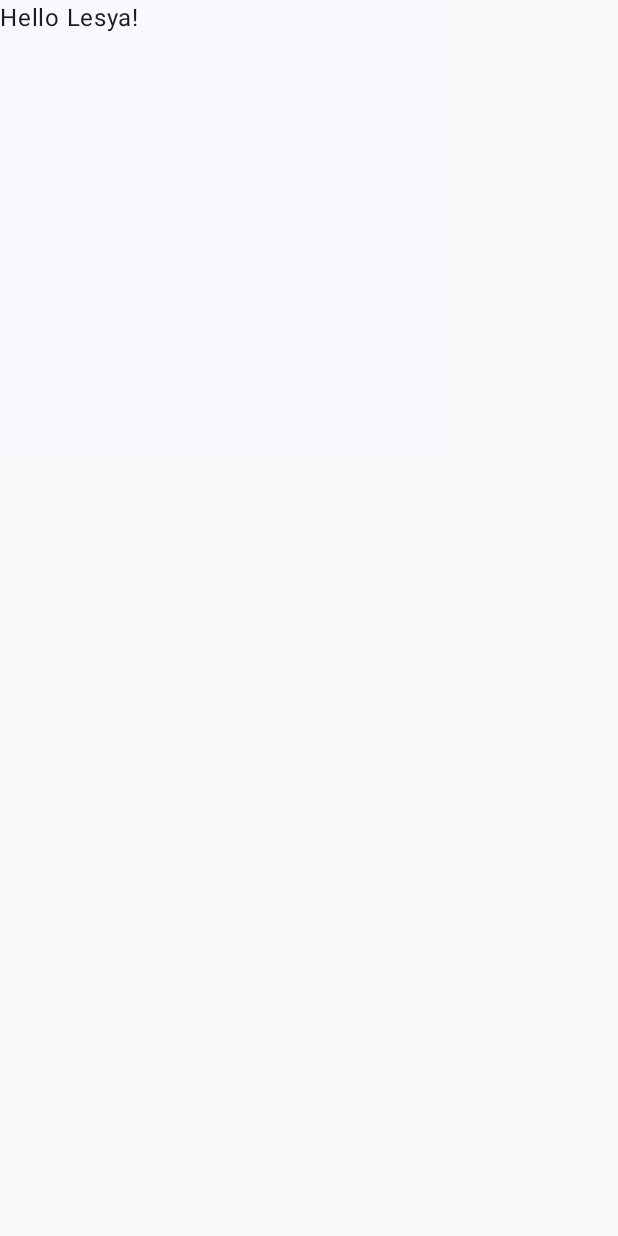
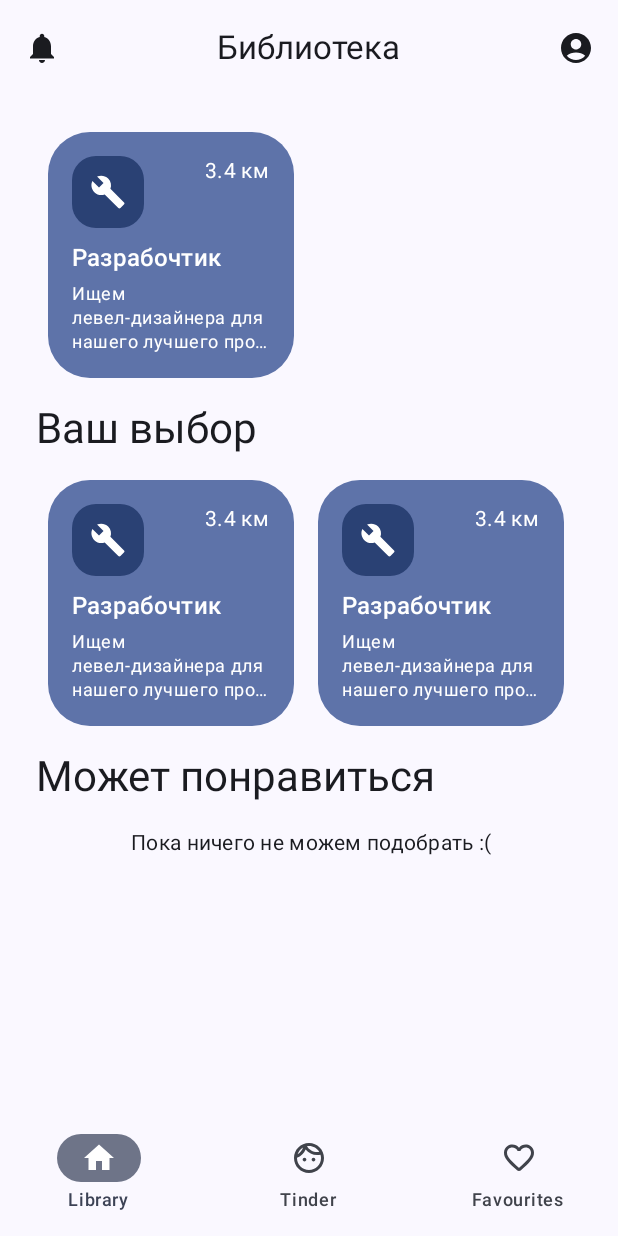
Before and after one commit to Shindze/TeamFinderKotlin, an Android app built with Jetpack Compose: the screen it shows after launch (MainActivity), on a phone screen of 412 x 824 dp. Before the commit the screen is almost empty. Run offline under Robolectric (Android 15) with nearby library versions, the phone set to English and light mode, and no system bars; our stand-ins replace accompanist.

Commit message:
ADD: library screen
Used a Material Design 3

```diff
--- a/app/build.gradle.kts
+++ b/app/build.gradle.kts
@@ -51,6 +51,7 @@ android {
 
 dependencies {
 
+    implementation("com.google.accompanist:accompanist-systemuicontroller:0.30.1")
     implementation("androidx.core:core-ktx:1.9.0")
     implementation("androidx.lifecycle:lifecycle-runtime-ktx:2.6.1")
     implementation("androidx.activity:activity-compose:1.7.0")
--- a/app/src/main/java/com/example/teamfinder/MainActivity.kt
+++ b/app/src/main/java/com/example/teamfinder/MainActivity.kt
@@ -4,40 +4,21 @@ import android.annotation.SuppressLint
 import android.os.Bundle
 import androidx.activity.ComponentActivity
 import androidx.activity.compose.setContent
-import androidx.compose.foundation.background
-import androidx.compose.foundation.layout.size
-import androidx.compose.material3.ExperimentalMaterial3Api
+import androidx.compose.foundation.isSystemInDarkTheme
 import androidx.compose.material3.MaterialTheme
-import androidx.compose.material3.Scaffold
-import androidx.compose.material3.Text
-import androidx.compose.runtime.Composable
-import androidx.compose.ui.Modifier
 import androidx.compose.ui.graphics.Color
-import androidx.compose.ui.unit.dp
+import com.example.teamfinder.screens.LibraryScreen
 import com.example.teamfinder.ui.theme.TeamFinderTheme
+import com.google.accompanist.systemuicontroller.rememberSystemUiController
 
 class MainActivity : ComponentActivity() {
-    @OptIn(ExperimentalMaterial3Api::class)
     @SuppressLint("UnusedMaterial3ScaffoldPaddingParameter")
     override fun onCreate(savedInstanceState: Bundle?) {
         super.onCreate(savedInstanceState)
         setContent {
             TeamFinderTheme {
-                Scaffold(
-                    modifier = Modifier
-                        .background(color = MaterialTheme.colorScheme.background)
-                        .size(size = 300.dp)
-                ) {
-                    Greeting("Lesya")
-                }
+                LibraryScreen()
             }
         }
     }
 }
-
-@Composable
-fun Greeting(name: String, modifier: Modifier = Modifier) {
-    Text(
-        text = "Hello $name!", modifier = modifier
-    )
-}
--- /dev/null
+++ b/app/src/main/java/com/example/teamfinder/screens/LibraryScreen.kt
@@ -0,0 +1,263 @@
+package com.example.teamfinder.screens
+
+import androidx.compose.foundation.background
+import androidx.compose.foundation.horizontalScroll
+import androidx.compose.foundation.isSystemInDarkTheme
+import androidx.compose.foundation.layout.Arrangement
+import androidx.compose.foundation.layout.Box
+import androidx.compose.foundation.layout.Column
+import androidx.compose.foundation.layout.Row
+import androidx.compose.foundation.layout.fillMaxSize
+import androidx.compose.foundation.layout.fillMaxWidth
+import androidx.compose.foundation.layout.padding
+import androidx.compose.foundation.layout.size
+import androidx.compose.foundation.layout.wrapContentSize
+import androidx.compose.foundation.rememberScrollState
+import androidx.compose.foundation.shape.RoundedCornerShape
+import androidx.compose.material.*
+import androidx.compose.material.icons.Icons
+import androidx.compose.material.icons.filled.*
+import androidx.compose.material.icons.outlined.Face
+import androidx.compose.material.icons.outlined.Home
+import androidx.compose.material.icons.rounded.FavoriteBorder
+import androidx.compose.material3.CenterAlignedTopAppBar
+import androidx.compose.material3.ExperimentalMaterial3Api
+import androidx.compose.material3.Icon
+import androidx.compose.material3.IconButton
+import androidx.compose.material3.MaterialTheme
+import androidx.compose.material3.NavigationBar
+import androidx.compose.material3.NavigationBarItem
+import androidx.compose.material3.Scaffold
+import androidx.compose.material3.Text
+import androidx.compose.material3.TopAppBarDefaults
+import androidx.compose.runtime.Composable
+import androidx.compose.runtime.getValue
+import androidx.compose.runtime.mutableStateOf
+import androidx.compose.runtime.saveable.rememberSaveable
+import androidx.compose.runtime.setValue
+import androidx.compose.ui.Alignment
+import androidx.compose.ui.Modifier
+import androidx.compose.ui.draw.clip
+import androidx.compose.ui.graphics.Color
+import androidx.compose.ui.graphics.vector.ImageVector
+import androidx.compose.ui.text.style.TextAlign
+import androidx.compose.ui.text.style.TextOverflow
+import androidx.compose.ui.unit.dp
+import com.google.accompanist.systemuicontroller.rememberSystemUiController
+
+data class BottomNavItem(
+    val title: String,
+    val selectedIcon: ImageVector,
+    val unselectedIcon: ImageVector,
+)
+
+@OptIn(ExperimentalMaterial3Api::class)
+@Composable
+fun LibraryScreen() {
+    var selectedItemIndex by rememberSaveable {
+        mutableStateOf(0)
+    }
+    val items = listOf(
+        BottomNavItem(
+            title = "Library",
+            selectedIcon = Icons.Filled.Home,
+            unselectedIcon = Icons.Outlined.Home
+        ),
+        BottomNavItem(
+            title = "Tinder",
+            selectedIcon = Icons.Filled.Face,
+            unselectedIcon = Icons.Outlined.Face
+        ),
+        BottomNavItem(
+            title = "Favourites",
+            selectedIcon = Icons.Filled.Favorite,
+            unselectedIcon = Icons.Rounded.FavoriteBorder
+        )
+    )
+
+    val systemUiController = rememberSystemUiController()
+    if (isSystemInDarkTheme()) {
+        systemUiController.setSystemBarsColor(
+            color = MaterialTheme.colorScheme.surface
+        )
+    } else {
+        systemUiController.setSystemBarsColor(
+            color = Color.Red
+        )
+    }
+
+    Scaffold(
+        Modifier
+            .fillMaxSize(),
+        containerColor = MaterialTheme.colorScheme.background,
+        topBar = {
+            CenterAlignedTopAppBar(
+                colors = TopAppBarDefaults.centerAlignedTopAppBarColors(containerColor = MaterialTheme.colorScheme.surface),
+                navigationIcon = {
+                    IconButton(onClick = {}) {
+                        Icon(
+                            imageVector = Icons.Filled.Notifications,
+                            contentDescription = "Notification",
+                            tint = MaterialTheme.colorScheme.onSurface
+                        )
+                    }
+                },
+                title = {
+                    Text(text = "Библиотека", color = MaterialTheme.colorScheme.onSurface)
+                },
+                actions = {
+                    IconButton(onClick = { }) {
+                        Icon(
+                            imageVector = Icons.Filled.AccountCircle,
+                            contentDescription = "Localized description",
+                            tint = MaterialTheme.colorScheme.onSurface
+                        )
+                    }
+                },
+            )
+        },
+        bottomBar = {
+            NavigationBar(
+                containerColor = MaterialTheme.colorScheme.surface
+            ) {
+                items.forEachIndexed { index, item ->
+                    NavigationBarItem(
+                        icon = {
+                            Icon(
+                                imageVector =
+                                if (index == selectedItemIndex) {
+                                    item.selectedIcon
+                                } else {
+                                    item.unselectedIcon
+                                },
+                                contentDescription = item.title
+                            )
+                        },
+                        label = {
+                            Text(item.title)
+                        },
+                        selected = selectedItemIndex == index,
+                        onClick = {
+                            selectedItemIndex = index
+                        }
+                    )
+                }
+            }
+        }) { innerPadding ->
+        Box(Modifier.padding(innerPadding)) {
+            libraryScreen()
+        }
+    }
+}
+
+@Composable
+fun libraryScreen() {
+    Column(
+        Modifier
+            .padding(horizontal = 24.dp, vertical = 8.dp)
+            .fillMaxSize(),
+    ) {
+
+        workCard()
+        Text(
+            text = "Ваш выбор",
+            style = MaterialTheme.typography.headlineMedium,
+            color = MaterialTheme.colorScheme.onSurface
+        )
+        Row(
+            Modifier
+                .fillMaxWidth()
+                .horizontalScroll(rememberScrollState())
+        ) {
+            repeat(4) {
+                workCard()
+            }
+        }
+        Column(
+            Modifier
+                .fillMaxSize()
+                .wrapContentSize(Alignment.TopStart)
+        ) {
+            Text(
+                text = "Может понравиться",
+                style = MaterialTheme.typography.headlineMedium,
+                color = MaterialTheme.colorScheme.onSurface
+            )
+            Box(modifier = Modifier.size(16.dp))
+            Row(
+                Modifier
+                    .fillMaxWidth()
+                    .wrapContentSize(Alignment.Center)
+            ) {
+                Text(
+                    text = "Пока ничего не можем подобрать :(",
+                    style = MaterialTheme.typography.bodyMedium,
+                    color = MaterialTheme.colorScheme.onSurface,
+                    textAlign = TextAlign.Right,
+                )
+            }
+        }
+    }
+}
+
+@Composable
+fun workCard() {
+    Column(
+        Modifier.padding(horizontal = 8.dp, vertical = 16.dp)
+    ) {
+        Box(
+            Modifier
+                .size(164.dp)
+                .clip(shape = RoundedCornerShape(28.dp))
+                .background(color = MaterialTheme.colorScheme.primaryContainer)
+        ) {
+            Column(
+                Modifier
+                    .fillMaxSize()
+                    .padding(16.dp),
+            ) {
+                Row(
+                    Modifier
+                        .fillMaxWidth(),
+                    horizontalArrangement = Arrangement.SpaceBetween,
+                ) {
+                    Box(
+                        Modifier
+                            .size(48.dp)
+                            .clip(shape = RoundedCornerShape(16.dp))
+                            .background(MaterialTheme.colorScheme.primary),
+                        contentAlignment = Alignment.Center
+                    ) {
+                        Icon(
+                            imageVector = Icons.Filled.Build,
+                            contentDescription = "Game",
+                            tint = MaterialTheme.colorScheme.onPrimary
+                        )
+                    }
+                    Text(
+                        text = "3.4 км", style = MaterialTheme.typography.bodyMedium,
+                        color = MaterialTheme.colorScheme.onPrimaryContainer
+                    )
+                }
+                Box(Modifier.size(8.dp)) {}
+                Column(
+                    Modifier.fillMaxSize(),
+                ) {
+                    Text(
+                        text = "Разрабочтик",
+                        style = MaterialTheme.typography.titleMedium,
+                        color = MaterialTheme.colorScheme.onPrimaryContainer
+                    )
+                    Box(Modifier.size(4.dp)) {}
+                    Text(
+                        maxLines = 3,
+                        overflow = TextOverflow.Ellipsis,
+                        text = "Ищем левел-дизайнера для нашего лучшего проекта",
+                        style = MaterialTheme.typography.bodySmall,
+                        color = MaterialTheme.colorScheme.onPrimaryContainer
+                    )
+                }
+            }
+        }
+    }
+}
```
